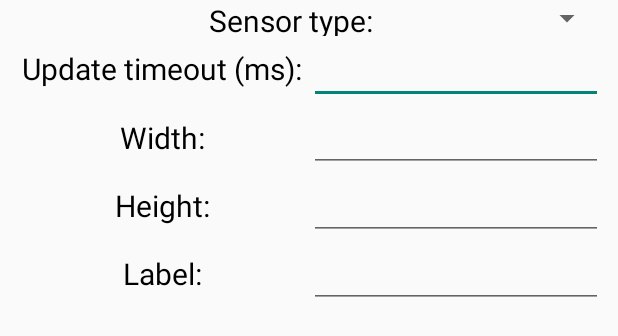
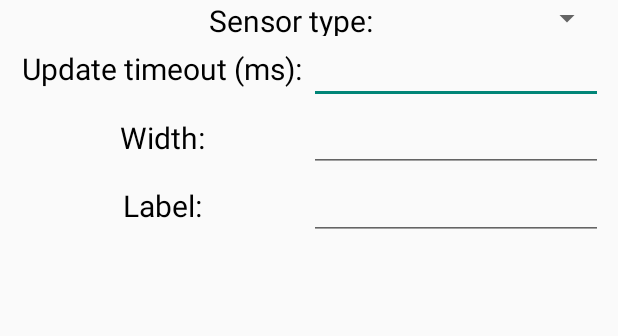
Before and after one commit to andreeastoican/wyliodrin-android-app, an Android app: the layout alert_dialog_sensor.xml on its own in the app's theme, with its tools: preview values and no code run, on a phone screen of 412 x 824 dp. Shown: the top 336 px of the screen. Run offline under Robolectric (Android 15) with nearby library versions, the phone set to English and light mode, and no system bars.

Commit message:
values of sensor splited

```diff
--- a/app/src/main/java/com/wyliodrin/mobileapp/NewDashboardActivity.java
+++ b/app/src/main/java/com/wyliodrin/mobileapp/NewDashboardActivity.java
@@ -226,7 +226,7 @@ public class NewDashboardActivity extends FragmentActivity {
                             Sensor sensor = deviceSensors.get(0);
 
                             SensorWidget.addToBoard(this, (LinearLayout) findViewById(R.id.widgetsContainer) ,widgetLongClick,
-                                    objects, sensor, widget.optInt("update_timeout"), widget.optInt("width"), widget.optInt("height"), widget.optString("label"));
+                                    objects, sensor, widget.optInt("update_timeout"), widget.optInt("width"), widget.optString("label"));
                             break;
                     }
                 }
--- a/app/src/main/res/layout/alert_dialog_sensor.xml
+++ b/app/src/main/res/layout/alert_dialog_sensor.xml
@@ -104,34 +104,6 @@
                 android:textColor="@color/black"
                 android:gravity="center"
                 android:textSize="20sp"
-                android:text="Height:" />
-
-            <EditText
-                android:id="@+id/height"
-                android:layout_width="match_parent"
-                android:layout_height="wrap_content"
-                android:inputType="number"
-                android:layout_weight=".5"
-                android:gravity="center"
-                android:maxLength="4"/>
-        </LinearLayout>
-
-
-
-        <LinearLayout
-            android:orientation="horizontal"
-            android:layout_width="fill_parent"
-            android:layout_height="fill_parent"
-            android:paddingLeft="10dp"
-            android:paddingRight="10dp"
-            android:weightSum="1">
-            <TextView
-                android:layout_width="fill_parent"
-                android:layout_height="fill_parent"
-                android:layout_weight=".5"
-                android:textColor="@color/black"
-                android:gravity="center"
-                android:textSize="20sp"
                 android:text="Label:" />
 
             <EditText
```
Also changed, not shown: app/src/main/java/com/wyliodrin/mobileapp/widgets/SensorWidget.java (+18 -9 lines).
